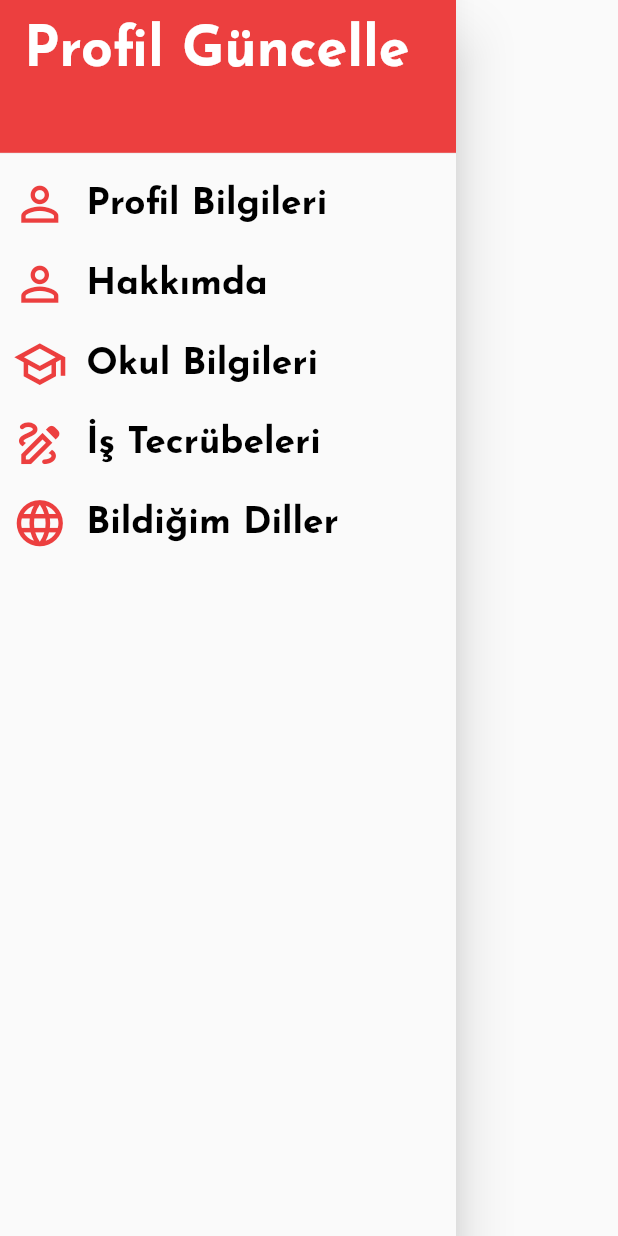
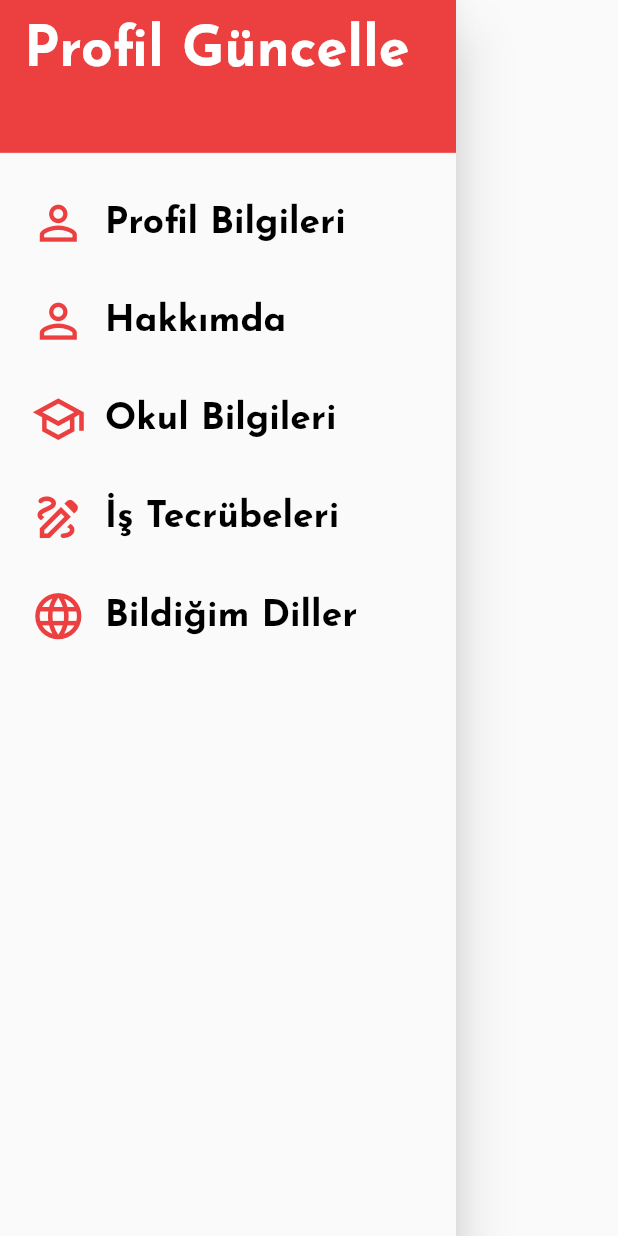
Before and after one commit to ketvolkan/Flutter-Stajerimi-Bul-App, a Flutter app: the ProfileDrawer widget shown alone on an empty page, opened directly, on a phone screen of 412 x 824 dp. Run offline on Flutter 3.47's test engine with Material 2 defaults, Android fonts, the phone set to English and light mode, and no system bars; our stand-ins replace dio, get, google_fonts; network calls fail.

Commit message:
profilin drawerı düzenlendi

```diff
--- a/lib/app/modules/app/views/profile_management/widgets/profile_drawer.dart
+++ b/lib/app/modules/app/views/profile_management/widgets/profile_drawer.dart
@@ -1,6 +1,7 @@
 import 'package:flutter/material.dart';
 import 'package:get/get.dart';
 import 'package:stajyerimibul/app/modules/common/widgets/buttons/custom_text_button.dart';
+import 'package:stajyerimibul/core/utils/utils.dart';
 import 'package:stajyerimibul/core/variables/icons.dart';
 import 'package:stajyerimibul/core/variables/style.dart';
 
@@ -31,6 +32,8 @@ class ProfileDrawer extends StatelessWidget {
           ),
           Expanded(
             flex: 13,
+            child: Padding(
+              padding: EdgeInsets.all(Utils.normalPadding),
               child: Column(
                 children: [
                   CustomTextButton(
@@ -40,6 +43,7 @@ class ProfileDrawer extends StatelessWidget {
                     icon: AppIcons.bottomNavigationBarAccount,
                     iconColor: Get.theme.primaryColor,
                   ),
+                  SizedBox(height: Utils.normalPadding),
                   CustomTextButton(
                     onTap: () {},
                     text: "Hakkımda ",
@@ -47,6 +51,7 @@ class ProfileDrawer extends StatelessWidget {
                     icon: AppIcons.aboutCvCardIcon,
                     iconColor: Get.theme.primaryColor,
                   ),
+                  SizedBox(height: Utils.normalPadding),
                   CustomTextButton(
                     onTap: () {},
                     text: "Okul Bilgileri",
@@ -54,6 +59,7 @@ class ProfileDrawer extends StatelessWidget {
                     icon: AppIcons.schoolCvCardIcon,
                     iconColor: Get.theme.primaryColor,
                   ),
+                  SizedBox(height: Utils.normalPadding),
                   CustomTextButton(
                     onTap: () {},
                     text: "İş Tecrübeleri",
@@ -61,6 +67,7 @@ class ProfileDrawer extends StatelessWidget {
                     icon: AppIcons.jobExperienceCvCardIcon,
                     iconColor: Get.theme.primaryColor,
                   ),
+                  SizedBox(height: Utils.normalPadding),
                   CustomTextButton(
                     onTap: () {},
                     text: "Bildiğim Diller",
@@ -70,6 +77,7 @@ class ProfileDrawer extends StatelessWidget {
                   ),
                 ],
               ),
+            ),
           )
         ],
       ),
--- a/lib/app/modules/common/widgets/buttons/custom_text_button.dart
+++ b/lib/app/modules/common/widgets/buttons/custom_text_button.dart
@@ -31,8 +31,8 @@ class CustomTextButton extends StatelessWidget {
           SizedBox(width: Utils.normalPadding),
           Text(text,
               style: textColor != null
-                  ? AppTextStyle.appBarCustomTextButtonTextStyle.copyWith(color: textColor)
-                  : AppTextStyle.appBarCustomTextButtonTextStyle),
+                  ? AppTextStyle.appBarCustomTextButtonTextStyle.copyWith(color: textColor, fontSize: Utils.textSizeNormal)
+                  : AppTextStyle.appBarCustomTextButtonTextStyle.copyWith(fontSize: Utils.textSizeNormal)),
         ],
       ),
     );
```
Lines whose indentation alone changed are shown as unchanged.
